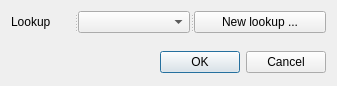
gltn/stdm, file stdm/ui/wizard/ui_lookup_property.ui: the form before one commit.
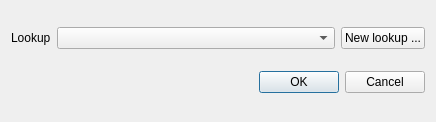
The form after the commit.

The edit to the form file:
```diff
--- a/stdm/ui/wizard/ui_lookup_property.ui
+++ b/stdm/ui/wizard/ui_lookup_property.ui
@@ -6,22 +6,17 @@
             <rect>
                 <x>0</x>
                 <y>0</y>
-                <width>337</width>
-                <height>86</height>
+    <width>436</width>
+    <height>122</height>
             </rect>
         </property>
         <property name="windowTitle">
             <string>Lookup property</string>
         </property>
-        <layout class="QFormLayout" name="formLayout">
-            <property name="verticalSpacing">
-                <number>18</number>
-            </property>
-            <item row="0" column="0" colspan="2">
-                <widget class="QSplitter" name="splitter">
-                    <property name="orientation">
-                        <enum>Qt::Horizontal</enum>
-                    </property>
+  <layout class="QVBoxLayout" name="verticalLayout">
+   <item>
+    <layout class="QHBoxLayout" name="horizontalLayout" stretch="0,1,0">
+     <item>
                     <widget class="QLabel" name="label">
                         <property name="maximumSize">
                             <size>
@@ -33,19 +28,39 @@
                             <string>Lookup</string>
                         </property>
                     </widget>
+     </item>
+     <item>
                     <widget class="QComboBox" name="cboPrimaryEntity">
                         <property name="insertPolicy">
                             <enum>QComboBox::InsertAtTop</enum>
                         </property>
                     </widget>
+     </item>
+     <item>
                     <widget class="QPushButton" name="btnNewlookup">
                         <property name="text">
                             <string>New lookup ...</string>
                         </property>
                     </widget>
-                </widget>
-            </item>
-            <item row="1" column="1">
+     </item>
+    </layout>
+   </item>
+   <item>
+    <layout class="QHBoxLayout" name="horizontalLayout_2">
+     <item>
+      <spacer name="horizontalSpacer">
+       <property name="orientation">
+        <enum>Qt::Horizontal</enum>
+       </property>
+       <property name="sizeHint" stdset="0">
+        <size>
+         <width>40</width>
+         <height>20</height>
+        </size>
+       </property>
+      </spacer>
+     </item>
+     <item>
                 <widget class="QDialogButtonBox" name="buttonBox">
                     <property name="orientation">
                         <enum>Qt::Horizontal</enum>
@@ -54,6 +69,8 @@
                         <set>QDialogButtonBox::Cancel|QDialogButtonBox::Ok</set>
                     </property>
                 </widget>
+     </item>
+    </layout>
             </item>
         </layout>
     </widget>
```
Lines whose indentation alone changed are shown as unchanged.
